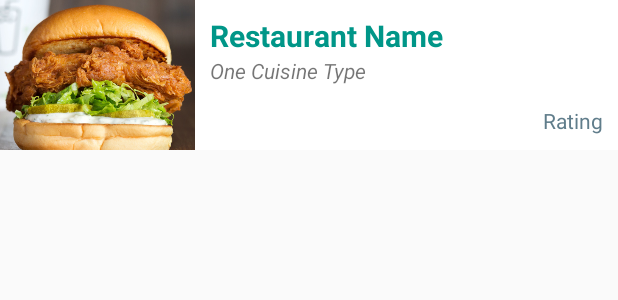
After one commit to scotthollandjr/MyRestaurants, an Android app: the layout restaurant_list_item.xml on its own in the app's theme, with its tools: preview values and no code run, on a phone screen of 412 x 824 dp. The commit adds this screen. Shown: the top 300 px of the screen. Run offline under Robolectric (Android 15) with nearby library versions, the phone set to English and light mode, and no system bars.

Commit message:
Set up recycle view with indiv item info

```diff
--- a/app/build.gradle
+++ b/app/build.gradle
@@ -40,4 +40,5 @@ dependencies {
     compile 'com.jakewharton:butterknife:7.0.1'
     compile 'com.squareup.okhttp3:okhttp:3.2.0'
     compile 'se.akerfeldt:okhttp-signpost:1.1.0'
+    compile 'com.android.support:recyclerview-v7:+'
 }
--- /dev/null
+++ b/app/src/main/res/layout/restaurant_list_item.xml
@@ -0,0 +1,54 @@
+<?xml version="1.0" encoding="utf-8"?>
+<LinearLayout xmlns:android="http://schemas.android.com/apk/res/android"
+    android:orientation="horizontal"
+    android:layout_width="match_parent"
+    android:layout_height="wrap_content">
+
+    <ImageView
+        android:layout_width="130dp"
+        android:layout_height="100dp"
+        android:id="@+id/restaurantImageView"
+        android:src="@drawable/chicken"
+        android:scaleType="centerCrop"/>
+
+    <LinearLayout
+        android:orientation="vertical"
+        android:layout_width="match_parent"
+        android:background="#ffffff"
+        android:layout_height="match_parent"
+        android:padding="10dp">
+
+        <TextView
+            android:layout_width="wrap_content"
+            android:layout_height="wrap_content"
+            android:id="@+id/restaurantNameTextView"
+            android:textSize="20dp"
+            android:textStyle="bold"
+            android:text="Restaurant Name"
+            android:textColor="@color/colorPrimary"/>
+
+        <TextView
+            android:layout_width="wrap_content"
+            android:layout_height="wrap_content"
+            android:text="One Cuisine Type"
+            android:id="@+id/categoryTextView"
+            android:layout_below="@+id/restaurantNameTextView"
+            android:layout_alignParentLeft="true"
+            android:layout_alignParentStart="true"
+            android:textStyle="italic"/>
+
+        <RelativeLayout
+            android:layout_width="match_parent"
+            android:layout_height="match_parent">
+
+            <TextView
+                android:layout_width="wrap_content"
+                android:layout_height="wrap_content"
+                android:text="Rating"
+                android:id="@+id/ratingTextView"
+                android:layout_alignParentBottom="true"
+                android:layout_alignParentRight="true"
+                android:textColor="@color/colorAccent"/>
+        </RelativeLayout>
+    </LinearLayout>
+</LinearLayout>
```
Also changed, not shown: app/src/main/java/com/epicodus/myrestaurants/adapters/RestaurantListAdapter.java (added, +67 -0 lines), app/src/main/java/com/epicodus/myrestaurants/ui/RestaurantsActivity.java (renamed from app/src/main/java/com/epicodus/myrestaurants/RestaurantsActivity.java, +17 -23 lines), app/src/main/res/layout/activity_restaurants.xml (+3 -6 lines), app/src/main/java/com/epicodus/myrestaurants/models/Restaurant.java (renamed from app/src/main/java/com/epicodus/myrestaurants/Restaurant.java), app/src/main/java/com/epicodus/myrestaurants/services/YelpService.java (renamed from app/src/main/java/com/epicodus/myrestaurants/YelpService.java), app/src/main/java/com/epicodus/myrestaurants/ui/MainActivity.java (renamed from app/src/main/java/com/epicodus/myrestaurants/MainActivity.java), app/src/main/res/drawable/chicken.jpg (added).
